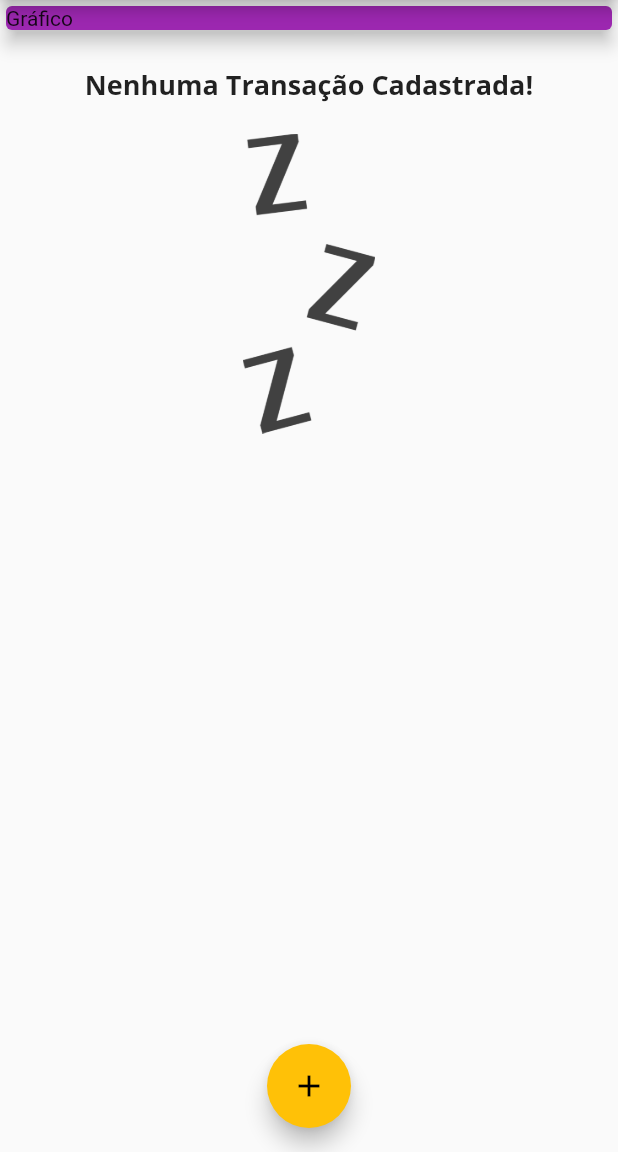
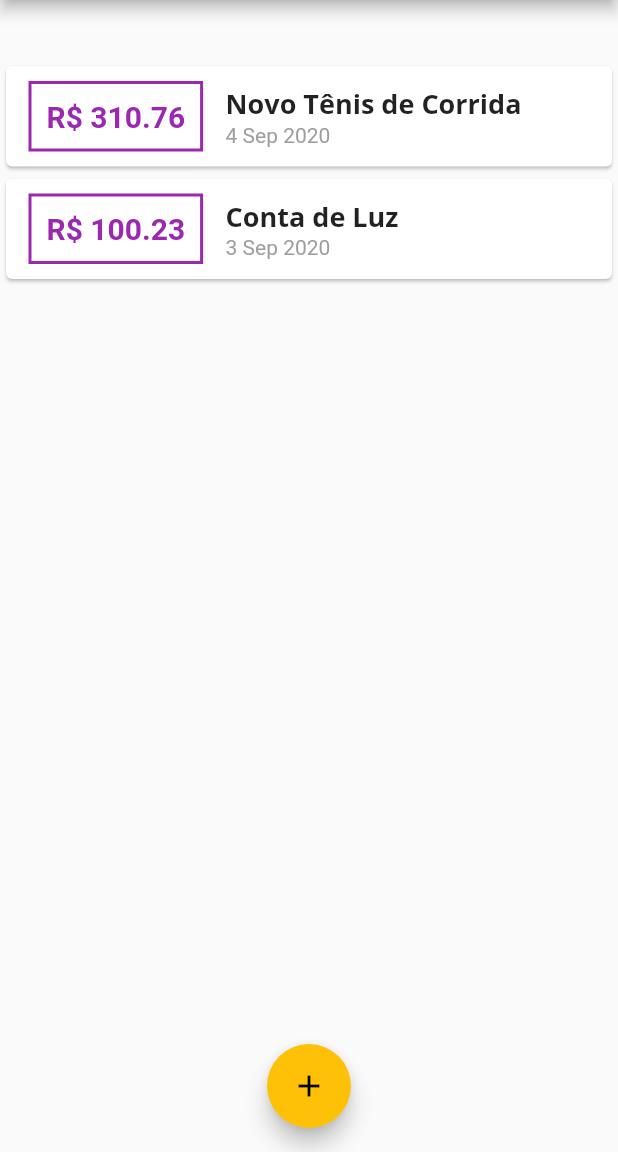
Before and after one commit to rafaelmesquita-ceara/projeto_despesas_pessoais, a Flutter app: the screen it shows after launch, on a phone screen of 412 x 824 dp, the part 84-1236 px from its top. Run offline on Flutter 3.47's test engine with Material 2 defaults, Android fonts, the phone set to English and light mode, and no system bars.

Commit message:
Criado componente chart.dart

```diff
--- /dev/null
+++ b/lib/components/chart.dart
@@ -0,0 +1,50 @@
+import 'package:flutter/material.dart';
+import 'package:projeto_despesas_pessoais/models/transaction.dart';
+import 'package:intl/intl.dart';
+
+class Chart extends StatelessWidget {
+
+  final List<Transaction> recentTransaction;
+
+  Chart(this.recentTransaction);
+
+  List<Map<String, Object>> get groupedTransactions {
+    return List.generate(7, (index) {
+      final weekDay = DateTime.now().subtract(
+        Duration(days: index),
+      );
+
+      double totalSum = 0.0;
+
+      for(var i = 0; i < recentTransaction.length; i++){
+        bool sameDay = recentTransaction[i].date.day == weekDay.day;
+        bool sameMonth = recentTransaction[i].date.month == weekDay.month;
+        bool sameYear = recentTransaction[i].date.year == weekDay.year;
+
+        if(sameDay && sameMonth && sameYear){
+          totalSum += recentTransaction[i].value;
+        }
+      }
+
+      print(DateFormat.E().format(weekDay)[0]);
+      print(totalSum);
+
+      return {
+        'day' : DateFormat.E().format(weekDay)[0],
+        'value' : totalSum
+      };
+    });
+  }
+
+  @override
+  Widget build(BuildContext context) {
+    groupedTransactions;
+    return Card(
+      elevation: 6,
+      margin: EdgeInsets.all(20),
+      child: Row(
+        children: [],
+      ),
+    );
+  }
+}
--- a/lib/main.dart
+++ b/lib/main.dart
@@ -1,4 +1,5 @@
 import 'package:flutter/material.dart';
+import 'package:projeto_despesas_pessoais/components/chart.dart';
 import 'package:projeto_despesas_pessoais/components/transaction_form.dart';
 import 'package:projeto_despesas_pessoais/components/transaction_list.dart';
 import 'package:projeto_despesas_pessoais/models/transaction.dart';
@@ -61,19 +62,27 @@ class _MyHomePageState extends State<MyHomePage> {
   }
 
   final List<Transaction> _transactions = [
-      // Transaction(
-      //   id : 't1',
-      //   title : 'Novo Tênis de Corrida',
-      //   value : 310.76,
-      //   date : DateTime.now(),
-      // ),
-      // Transaction(
-      //   id : 't2',
-      //   title : 'Conta de Luz',
-      //   value : 100.23,
-      //   date : DateTime.now(),
-      // ),
+      Transaction(
+        id : 't1',
+        title : 'Novo Tênis de Corrida',
+        value : 310.76,
+        date : DateTime.now().subtract(Duration(days: 3)),
+      ),
+      Transaction(
+        id : 't2',
+        title : 'Conta de Luz',
+        value : 100.23,
+        date : DateTime.now().subtract(Duration(days: 4)),
+      ),
     ];
+
+    List<Transaction> get _recentTransactions {
+      return _transactions.where((tr) {
+        return tr.date.isAfter(DateTime.now().subtract(
+          Duration(days: 7)
+        ));
+      }).toList();
+    }
 
   _openTransactionFormModal(BuildContext context) {
     showModalBottomSheet(
@@ -100,13 +109,7 @@ class _MyHomePageState extends State<MyHomePage> {
           child: Column(
           crossAxisAlignment: CrossAxisAlignment.stretch,
           children : <Widget>[
-            Container(
-              child: Card(
-                color : Theme.of(context).primaryColor,
-                child : Text('Gráfico'),
-                elevation: 5,
-              ),
-            ),
+            Chart(_recentTransactions),
             TransactionList(_transactions),
           ]
         ),
```
